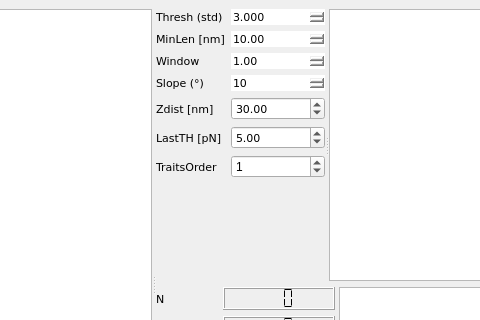
Before: the Qt Designer form canale_view.ui in CellMechLab/CellForceSpectroscopy, drawn with Qt 5; both pictures show x 477 to 957 and y 0 to 320 of the 1230 by 568 pixel window.
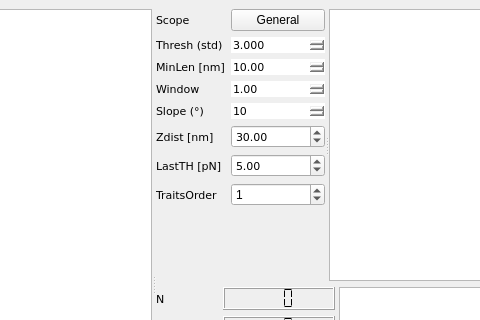
After: the same form once the commit is applied. Icons and pictures are not drawn. Custom widgets are drawn as their Qt base class.

The edit to the form file:
```diff
--- a/canale_view.ui
+++ b/canale_view.ui
@@ -132,7 +132,7 @@
             <property name="fieldGrowthPolicy">
              <enum>QFormLayout::AllNonFixedFieldsGrow</enum>
             </property>
-            <item row="0" column="0">
+            <item row="1" column="0">
              <widget class="QLabel" name="label">
               <property name="font">
                <font>
@@ -151,7 +151,7 @@
               </property>
              </widget>
             </item>
-            <item row="0" column="1">
+            <item row="1" column="1">
              <widget class="QDoubleSpinBox" name="s_mth">
               <property name="font">
                <font>
@@ -176,7 +176,7 @@
               </property>
              </widget>
             </item>
-            <item row="1" column="0">
+            <item row="2" column="0">
              <widget class="QLabel" name="label_2">
               <property name="font">
                <font>
@@ -195,7 +195,7 @@
               </property>
              </widget>
             </item>
-            <item row="1" column="1">
+            <item row="2" column="1">
              <widget class="QDoubleSpinBox" name="s_vth">
               <property name="font">
                <font>
@@ -217,7 +217,7 @@
               </property>
              </widget>
             </item>
-            <item row="2" column="0">
+            <item row="3" column="0">
              <widget class="QLabel" name="label_3">
               <property name="font">
                <font>
@@ -236,7 +236,7 @@
               </property>
              </widget>
             </item>
-            <item row="2" column="1">
+            <item row="3" column="1">
              <widget class="QDoubleSpinBox" name="sg_fw">
               <property name="font">
                <font>
@@ -261,7 +261,7 @@
               </property>
              </widget>
             </item>
-            <item row="3" column="0">
+            <item row="4" column="0">
              <widget class="QLabel" name="label_4">
               <property name="font">
                <font>
@@ -280,7 +280,7 @@
               </property>
              </widget>
             </item>
-            <item row="3" column="1">
+            <item row="4" column="1">
              <widget class="QSpinBox" name="sg_mm">
               <property name="font">
                <font>
@@ -302,7 +302,7 @@
               </property>
              </widget>
             </item>
-            <item row="4" column="0">
+            <item row="5" column="0">
              <widget class="QLabel" name="label_5">
               <property name="font">
                <font>
@@ -328,7 +328,7 @@
               </property>
              </widget>
             </item>
-            <item row="4" column="1">
+            <item row="5" column="1">
              <widget class="QDoubleSpinBox" name="plath">
               <property name="font">
                <font>
@@ -347,7 +347,7 @@
               </property>
              </widget>
             </item>
-            <item row="5" column="0">
+            <item row="6" column="0">
              <widget class="QLabel" name="label_6">
               <property name="font">
                <font>
@@ -369,7 +369,7 @@
               </property>
              </widget>
             </item>
-            <item row="5" column="1">
+            <item row="6" column="1">
              <widget class="QDoubleSpinBox" name="lasth">
               <property name="font">
                <font>
@@ -385,7 +385,7 @@
               </property>
              </widget>
             </item>
-            <item row="6" column="0">
+            <item row="7" column="0">
              <widget class="QLabel" name="label_7">
               <property name="font">
                <font>
@@ -407,7 +407,7 @@
               </property>
              </widget>
             </item>
-            <item row="6" column="1">
+            <item row="7" column="1">
              <widget class="QSpinBox" name="derorder">
               <property name="maximum">
                <number>10</number>
@@ -417,6 +417,32 @@
               </property>
              </widget>
             </item>
+            <item row="0" column="0">
+             <widget class="QLabel" name="label_12">
+              <property name="font">
+               <font>
+                <family>Verdana</family>
+                <pointsize>8</pointsize>
+               </font>
+              </property>
+              <property name="text">
+               <string>Scope</string>
+              </property>
+             </widget>
+            </item>
+            <item row="0" column="1">
+             <widget class="QPushButton" name="cscope">
+              <property name="text">
+               <string>General</string>
+              </property>
+              <property name="checkable">
+               <bool>true</bool>
+              </property>
+              <property name="checked">
+               <bool>false</bool>
+              </property>
+             </widget>
+            </item>
            </layout>
           </widget>
           <widget class="QListWidget" name="pjlist">
```
Left out of the diff: 16 changed lines with no effect on the pictures.
